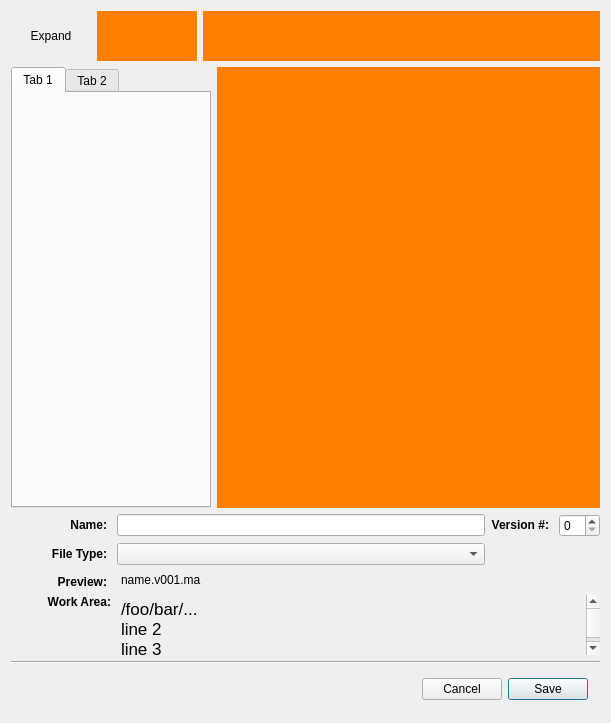
Old version of the form resources/file_save_form.ui in the repository shotgunsoftware/tk-multi-workfiles2.
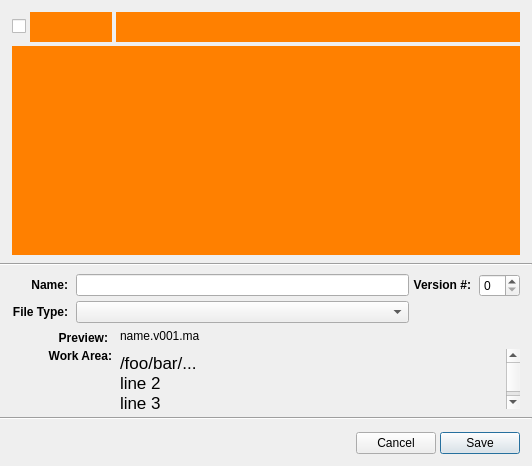
New version of the form. The open tabs and pages were chosen to show the change. Custom widgets are drawn as their Qt base class.

Commit message: For #27197 - Split the browser from the open ui to re-use in the save ui

What changed in the file:
```diff
--- a/resources/file_save_form.ui
+++ b/resources/file_save_form.ui
@@ -6,36 +6,55 @@
    <rect>
     <x>0</x>
     <y>0</y>
-    <width>611</width>
-    <height>723</height>
+    <width>532</width>
+    <height>466</height>
    </rect>
   </property>
   <property name="windowTitle">
    <string>Form</string>
   </property>
-  <layout class="QVBoxLayout" name="verticalLayout" stretch="0,1,0,0,0,0">
+  <layout class="QVBoxLayout" name="verticalLayout" stretch="0,0,0,0,0">
+   <property name="spacing">
+    <number>4</number>
+   </property>
+   <property name="margin">
+    <number>0</number>
+   </property>
    <item>
-    <layout class="QHBoxLayout" name="horizontalLayout_3" stretch="0,0,1">
+    <layout class="QVBoxLayout" name="verticalLayout_3" stretch="0,1">
+     <property name="leftMargin">
+      <number>12</number>
+     </property>
+     <property name="topMargin">
+      <number>12</number>
+     </property>
+     <property name="rightMargin">
+      <number>12</number>
+     </property>
+     <property name="bottomMargin">
+      <number>4</number>
+     </property>
+     <item>
+      <layout class="QGridLayout" name="gridLayout_2" columnstretch="0,1" columnminimumwidth="100,0">
+       <item row="0" column="0">
+        <layout class="QHBoxLayout" name="horizontalLayout_3" stretch="0,0">
      <property name="spacing">
       <number>-1</number>
      </property>
      <item>
-      <widget class="QPushButton" name="expand_btn">
+          <widget class="QCheckBox" name="expand_checkbox">
        <property name="text">
-        <string>Expand</string>
-       </property>
-       <property name="flat">
-        <bool>true</bool>
+            <string/>
        </property>
       </widget>
      </item>
      <item>
-      <widget class="QStackedWidget" name="stackedWidget">
+          <widget class="QStackedWidget" name="nav_stacked_widget">
        <property name="lineWidth">
         <number>1</number>
        </property>
        <property name="currentIndex">
-        <number>1</number>
+            <number>0</number>
        </property>
        <widget class="QWidget" name="location_page">
         <layout class="QHBoxLayout" name="horizontalLayout_5">
@@ -63,8 +82,8 @@
           <widget class="NavigationWidget" name="history_btns" native="true">
            <property name="minimumSize">
             <size>
-             <width>100</width>
-             <height>50</height>
+                 <width>60</width>
+                 <height>30</height>
             </size>
            </property>
            <property name="styleSheet">
@@ -78,7 +97,9 @@
        </widget>
       </widget>
      </item>
-     <item>
+        </layout>
+       </item>
+       <item row="0" column="1">
       <widget class="BreadcrumbWidget" name="breadcrumbs" native="true">
        <property name="styleSheet">
         <string notr="true">#breadcrumbs {
@@ -90,34 +111,9 @@
     </layout>
    </item>
    <item>
-    <layout class="QHBoxLayout" name="horizontalLayout_2" stretch="0,1">
-     <property name="leftMargin">
-      <number>0</number>
-     </property>
-     <item>
-      <widget class="QTabWidget" name="task_browser_tabs">
-       <property name="minimumSize">
-        <size>
-         <width>200</width>
-         <height>0</height>
-        </size>
-       </property>
-       <widget class="QWidget" name="tab">
-        <attribute name="title">
-         <string>Tab 1</string>
-        </attribute>
-       </widget>
-       <widget class="QWidget" name="tab_2">
-        <attribute name="title">
-         <string>Tab 2</string>
-        </attribute>
-       </widget>
-      </widget>
-     </item>
-     <item>
-      <widget class="FileListForm" name="file_browser" native="true">
+      <widget class="BrowserForm" name="browser" native="true">
        <property name="styleSheet">
-        <string notr="true">#file_browser {
+        <string notr="true">#browser {
 background-color: rgb(255, 128, 0);
 }</string>
        </property>
@@ -126,66 +122,33 @@
     </layout>
    </item>
    <item>
-    <layout class="QGridLayout" name="gridLayout" rowstretch="0,0" columnstretch="0,1,0,0" columnminimumwidth="100,0,0,0">
+    <widget class="Line" name="line">
+     <property name="orientation">
+      <enum>Qt::Horizontal</enum>
+     </property>
+    </widget>
+   </item>
+   <item>
+    <layout class="QVBoxLayout" name="verticalLayout_2" stretch="0,0">
+     <property name="leftMargin">
+      <number>12</number>
+     </property>
+     <property name="topMargin">
+      <number>4</number>
+     </property>
+     <property name="rightMargin">
+      <number>12</number>
+     </property>
+     <property name="bottomMargin">
+      <number>4</number>
+     </property>
+     <item>
+      <layout class="QGridLayout" name="gridLayout" rowstretch="0,0" columnstretch="0,0,0,0">
      <property name="spacing">
       <number>-1</number>
      </property>
-     <item row="0" column="2">
-      <widget class="QLabel" name="version_label">
-       <property name="minimumSize">
-        <size>
-         <width>0</width>
-         <height>0</height>
-        </size>
-       </property>
-       <property name="text">
-        <string>&lt;html&gt;&lt;head/&gt;&lt;body&gt;&lt;p&gt;&lt;span style=&quot; font-weight:600;&quot;&gt;Version #:&lt;/span&gt;&lt;/p&gt;&lt;/body&gt;&lt;/html&gt;</string>
-       </property>
-       <property name="alignment">
-        <set>Qt::AlignRight|Qt::AlignTrailing|Qt::AlignVCenter</set>
-       </property>
-       <property name="indent">
-        <number>4</number>
-       </property>
-      </widget>
-     </item>
-     <item row="0" column="0">
-      <widget class="QLabel" name="name_label">
-       <property name="minimumSize">
-        <size>
-         <width>0</width>
-         <height>0</height>
-        </size>
-       </property>
-       <property name="text">
-        <string>&lt;html&gt;&lt;head/&gt;&lt;body&gt;&lt;p&gt;&lt;span style=&quot; font-weight:600;&quot;&gt;Name:&lt;/span&gt;&lt;/p&gt;&lt;/body&gt;&lt;/html&gt;</string>
-       </property>
-       <property name="alignment">
-        <set>Qt::AlignRight|Qt::AlignTop|Qt::AlignTrailing</set>
-       </property>
-       <property name="indent">
-        <number>4</number>
-       </property>
-      </widget>
-     </item>
-     <item row="1" column="0">
-      <widget class="QLabel" name="file_type_label">
-       <property name="minimumSize">
-        <size>
-         <width>0</width>
-         <height>0</height>
-        </size>
-       </property>
-       <property name="text">
-        <string>&lt;html&gt;&lt;head/&gt;&lt;body&gt;&lt;p&gt;&lt;span style=&quot; font-weight:600;&quot;&gt;File Type:&lt;/span&gt;&lt;/p&gt;&lt;/body&gt;&lt;/html&gt;</string>
-       </property>
-       <property name="alignment">
-        <set>Qt::AlignRight|Qt::AlignTop|Qt::AlignTrailing</set>
-       </property>
-       <property name="indent">
-        <number>4</number>
-       </property>
-      </widget>
+       <item row="1" column="1">
+        <widget class="QComboBox" name="file_type_menu"/>
      </item>
      <item row="0" column="3">
       <widget class="QSpinBox" name="spinBox"/>
@@ -203,8 +166,62 @@
        </property>
       </widget>
      </item>
-     <item row="1" column="1">
-      <widget class="QComboBox" name="file_type_menu"/>
+       <item row="1" column="0">
+        <widget class="QLabel" name="file_type_label">
+         <property name="minimumSize">
+          <size>
+           <width>0</width>
+           <height>0</height>
+          </size>
+         </property>
+         <property name="text">
+          <string>&lt;html&gt;&lt;head/&gt;&lt;body&gt;&lt;p&gt;&lt;span style=&quot; font-weight:600;&quot;&gt;File Type:&lt;/span&gt;&lt;/p&gt;&lt;/body&gt;&lt;/html&gt;</string>
+         </property>
+         <property name="alignment">
+          <set>Qt::AlignRight|Qt::AlignTop|Qt::AlignTrailing</set>
+         </property>
+         <property name="indent">
+          <number>4</number>
+         </property>
+        </widget>
+       </item>
+       <item row="0" column="0">
+        <widget class="QLabel" name="name_label">
+         <property name="minimumSize">
+          <size>
+           <width>0</width>
+           <height>0</height>
+          </size>
+         </property>
+         <property name="text">
+          <string>&lt;html&gt;&lt;head/&gt;&lt;body&gt;&lt;p&gt;&lt;span style=&quot; font-weight:600;&quot;&gt;Name:&lt;/span&gt;&lt;/p&gt;&lt;/body&gt;&lt;/html&gt;</string>
+         </property>
+         <property name="alignment">
+          <set>Qt::AlignRight|Qt::AlignTop|Qt::AlignTrailing</set>
+         </property>
+         <property name="indent">
+          <number>4</number>
+         </property>
+        </widget>
+       </item>
+       <item row="0" column="2">
+        <widget class="QLabel" name="version_label">
+         <property name="minimumSize">
+          <size>
+           <width>0</width>
+           <height>0</height>
+          </size>
+         </property>
+         <property name="text">
+          <string>&lt;html&gt;&lt;head/&gt;&lt;body&gt;&lt;p&gt;&lt;span style=&quot; font-weight:600;&quot;&gt;Version #:&lt;/span&gt;&lt;/p&gt;&lt;/body&gt;&lt;/html&gt;</string>
+         </property>
+         <property name="alignment">
+          <set>Qt::AlignRight|Qt::AlignTrailing|Qt::AlignVCenter</set>
+         </property>
+         <property name="indent">
+          <number>4</number>
+         </property>
+        </widget>
      </item>
     </layout>
    </item>
@@ -318,6 +335,8 @@
      </item>
     </layout>
    </item>
+    </layout>
+   </item>
    <item>
     <widget class="Line" name="break_line">
      <property name="orientation">
@@ -360,7 +379,7 @@
       </widget>
      </item>
      <item>
-      <widget class="QPushButton" name="continue_btn">
+      <widget class="QPushButton" name="save_btn">
        <property name="text">
         <string>Save</string>
        </property>
@@ -387,12 +406,14 @@
    <container>1</container>
   </customwidget>
   <customwidget>
-   <class>FileListForm</class>
+   <class>BrowserForm</class>
    <extends>QWidget</extends>
-   <header>..file_list.file_list_form</header>
+   <header>..browser_form</header>
    <container>1</container>
   </customwidget>
  </customwidgets>
- <resources/>
+ <resources>
+  <include location="resources.qrc"/>
+ </resources>
  <connections/>
 </ui>
```
Lines whose indentation alone changed are shown as unchanged. The commit also changes 13 other files.
